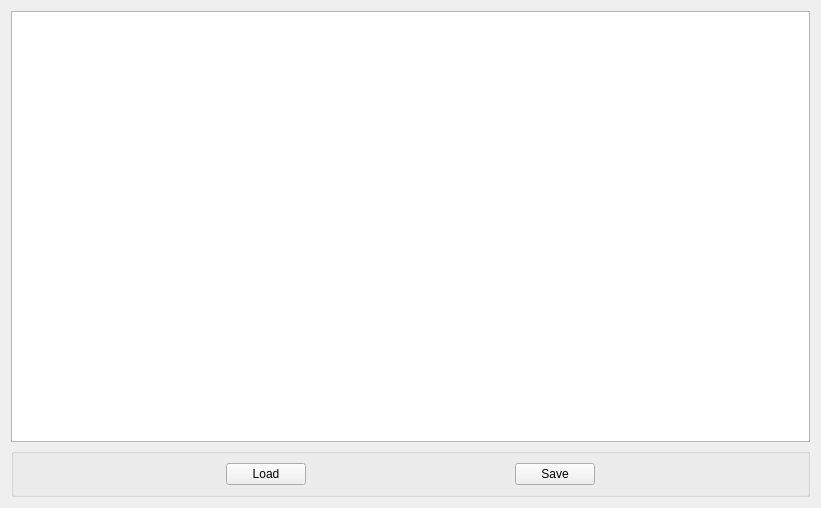
The window that src/samples/EgPaintingSample/GraphSceneForm.ui (norian-n/EcoGraphDb) describes before a commit, drawn with Qt 5.
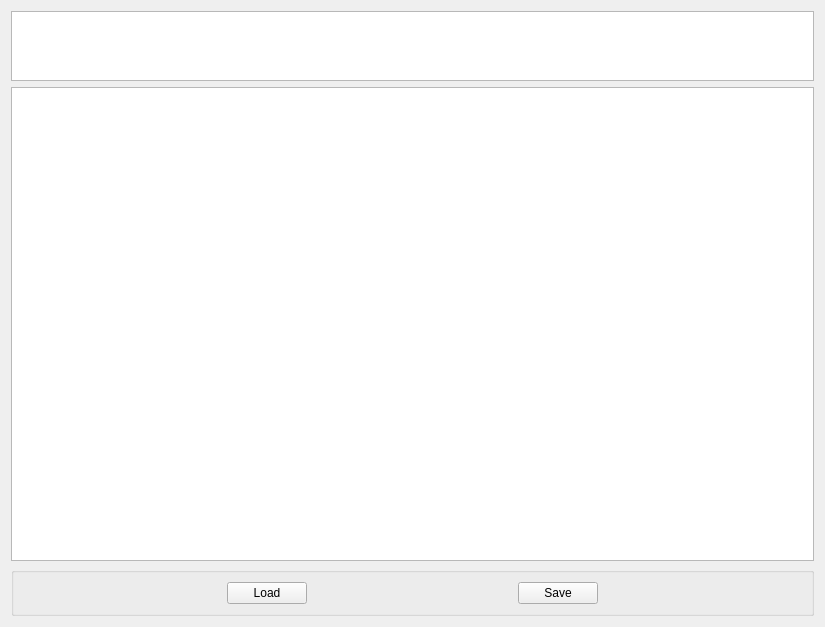
The same window after the commit.

Commit message: added more indexes types and type settings class added named attributes modify&delete functionality some minor bugfixing

```diff
--- a/src/samples/EgPaintingSample/GraphSceneForm.ui
+++ b/src/samples/EgPaintingSample/GraphSceneForm.ui
@@ -6,14 +6,24 @@
    <rect>
     <x>0</x>
     <y>0</y>
-    <width>821</width>
-    <height>508</height>
+    <width>825</width>
+    <height>627</height>
    </rect>
   </property>
   <property name="windowTitle">
    <string>Graph Scene</string>
   </property>
   <layout class="QVBoxLayout" name="verticalLayout">
+   <item>
+    <widget class="QGraphicsView" name="iconsPanel">
+     <property name="maximumSize">
+      <size>
+       <width>16777215</width>
+       <height>70</height>
+      </size>
+     </property>
+    </widget>
+   </item>
    <item>
     <widget class="QGraphicsView" name="graphicsView"/>
    </item>
```
The commit also changes 40 other files.
